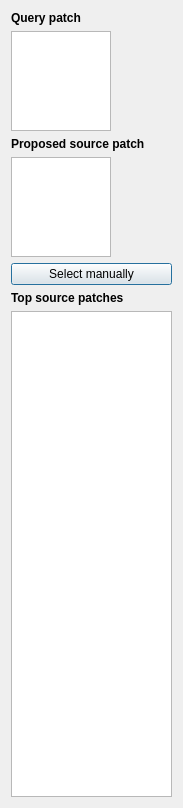
This is Interactive/TopPatchesDialog.ui in daviddoria/PatchBasedInpainting as Qt 5 draws it before an edit. The edited form follows.
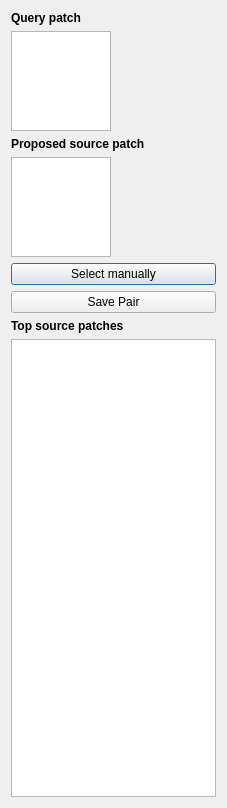
This is the edited form.

Commit message: Add a Save Pair button to the TopPatchesDialog.

What changed in the file:
```diff
--- a/Interactive/TopPatchesDialog.ui
+++ b/Interactive/TopPatchesDialog.ui
@@ -6,7 +6,7 @@
    <rect>
     <x>0</x>
     <y>0</y>
-    <width>183</width>
+    <width>227</width>
     <height>808</height>
    </rect>
   </property>
@@ -79,6 +79,13 @@
      </property>
     </widget>
    </item>
+   <item>
+    <widget class="QPushButton" name="btnSavePair">
+     <property name="text">
+      <string>Save Pair</string>
+     </property>
+    </widget>
+   </item>
    <item>
     <widget class="QLabel" name="label_2">
      <property name="font">
```
The commit also changes 9 other files.
